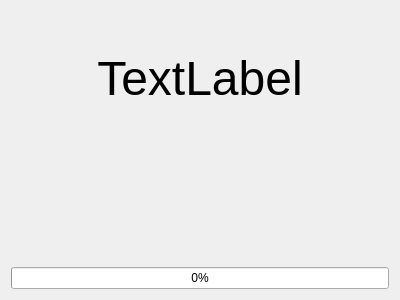
This is basicquiz.ui in zxjorge/EDApp as Qt 5 draws it before an edit. The edited form follows.
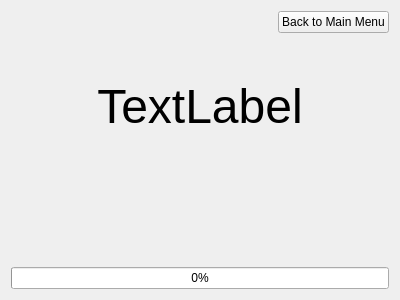
This is the edited form.

Commit message: added back to main menu button

```diff
--- a/basicquiz.ui
+++ b/basicquiz.ui
@@ -14,6 +14,22 @@
    <string>Form</string>
   </property>
   <layout class="QVBoxLayout" name="verticalLayout">
+   <item>
+    <widget class="QPushButton" name="mainMenu">
+     <property name="sizePolicy">
+      <sizepolicy hsizetype="Maximum" vsizetype="Fixed">
+       <horstretch>0</horstretch>
+       <verstretch>0</verstretch>
+      </sizepolicy>
+     </property>
+     <property name="layoutDirection">
+      <enum>Qt::RightToLeft</enum>
+     </property>
+     <property name="text">
+      <string>Back to Main Menu</string>
+     </property>
+    </widget>
+   </item>
    <item>
     <spacer name="verticalSpacer">
      <property name="orientation">
```
The commit also changes 1 other file.
